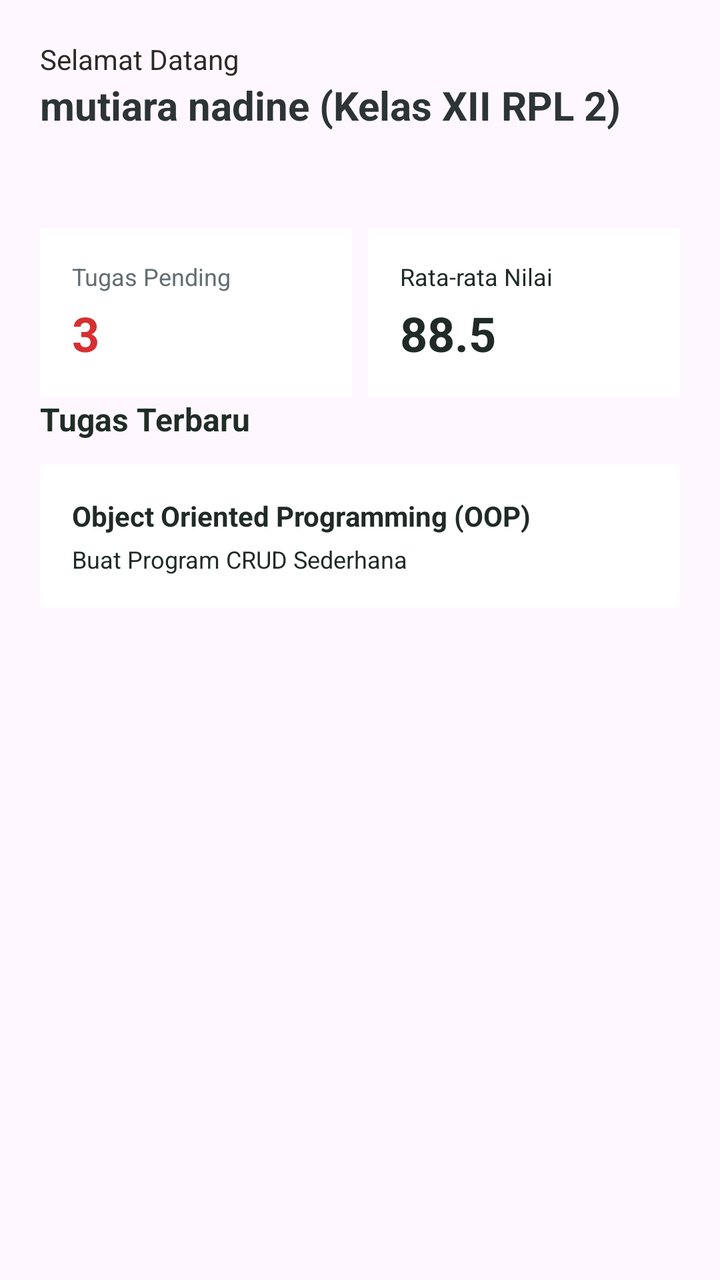
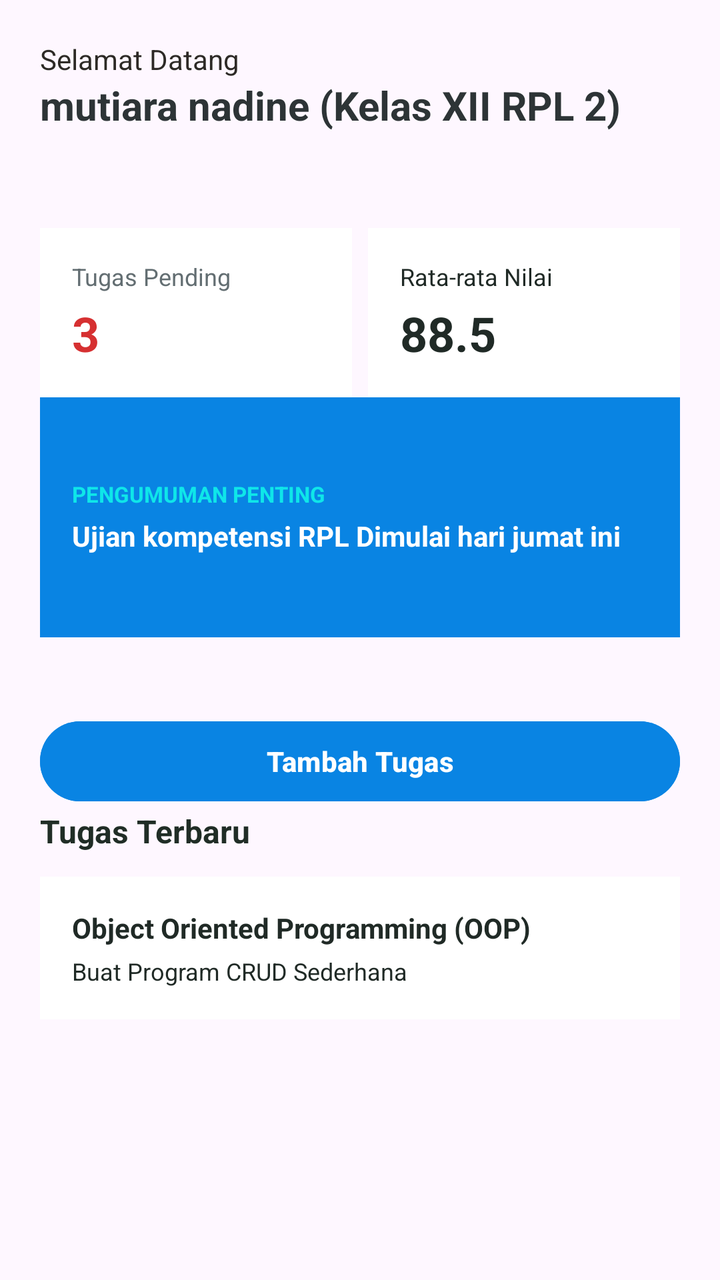

An Android layout rendered at two revisions. The XML below is the earlier revision; the diff shows what the commit changed to produce the second picture.
<!-- AndroidManifest.xml: application theme Theme.ManagementApp -->
<!-- res/layout/activity_main.xml -->
<?xml version="1.0" encoding="utf-8"?>
<LinearLayout
    xmlns:android="http://schemas.android.com/apk/res/android"
    android:layout_width="match_parent"
    android:layout_height="match_parent"
    android:orientation="vertical"
    android:padding="20dp">

    
    <LinearLayout
        android:layout_width="match_parent"
        android:layout_height="wrap_content"
        android:orientation="vertical"
        android:layout_marginBottom="24dp">

        <TextView
            android:layout_width="wrap_content"
            android:layout_height="wrap_content"
            android:text="Selamat Datang"
            android:textSize="14sp"
            android:textColor="#2D2A26" />

        <TextView
            android:id="@+id/tvNamaSiswa"
            android:layout_width="wrap_content"
            android:layout_height="wrap_content"
            android:text="mutiara nadine (Kelas XII RPL 2)"
            android:textSize="20sp"
            android:textStyle="bold"
            android:textColor="#2D3436" />

    </LinearLayout>

    
    <LinearLayout
        android:layout_width="match_parent"
        android:layout_height="wrap_content"
        android:orientation="horizontal"
        android:layout_marginTop="24dp">

        
        <LinearLayout
            android:layout_width="0dp"
            android:layout_height="wrap_content"
            android:layout_marginEnd="8dp"
            android:layout_weight="1"
            android:background="#FFFFFF"
            android:orientation="vertical"
            android:padding="16dp">

            <TextView
                android:layout_width="wrap_content"
                android:layout_height="wrap_content"
                android:text="Tugas Pending"
                android:textColor="#636E72"
                android:textSize="12sp" />

            <TextView
                android:id="@+id/tvJumlahTugas"
                android:layout_width="wrap_content"
                android:layout_height="wrap_content"
                android:layout_marginTop="4dp"
                android:text="3"
                android:textColor="#D63031"
                android:textSize="24sp"
                android:textStyle="bold" />

        </LinearLayout>

        
        <LinearLayout
            android:layout_width="0dp"
            android:layout_height="wrap_content"
            android:layout_weight="1"
            android:background="#FFFFFF"
            android:orientation="vertical"
            android:padding="16dp">

            <TextView
                android:layout_width="wrap_content"
                android:layout_height="wrap_content"
                android:text="Rata-rata Nilai"
                android:textSize="12sp"
                android:textColor="#202A26" />

            <TextView
                android:id="@+id/tvRataNilai"
                android:layout_width="wrap_content"
                android:layout_height="wrap_content"
                android:text="88.5"
                android:textSize="24sp"
                android:textStyle="bold"
                android:textColor="#202A26"
                android:layout_marginTop="4dp" />

        </LinearLayout>

    </LinearLayout>

    
    <TextView
        android:layout_width="wrap_content"
        android:layout_height="wrap_content"
        android:text="Tugas Terbaru"
        android:textSize="16sp"
        android:textStyle="bold"
        android:textColor="#202D26"
        android:layout_marginBottom="12dp" />

    
    <LinearLayout
        android:layout_width="match_parent"
        android:layout_height="wrap_content"
        android:orientation="vertical"
        android:background="#FFFFFF"
        android:padding="16dp">

        <TextView
            android:layout_width="wrap_content"
            android:layout_height="wrap_content"
            android:text="Object Oriented Programming (OOP)"
            android:textSize="14sp"
            android:textStyle="bold"
            android:textColor="#202A26" />

        <TextView
            android:layout_width="wrap_content"
            android:layout_height="wrap_content"
            android:text="Buat Program CRUD Sederhana"
            android:textSize="12sp"
            android:textColor="#202A26"
            android:layout_marginTop="4dp" />

    </LinearLayout>

</LinearLayout>
<!-- resources referenced by this layout -->
<resources>
  <style name="Theme.ManagementApp" parent="Base.Theme.ManagementApp" />
  <style name="Base.Theme.ManagementApp" parent="Theme.Material3.DayNight.NoActionBar">
          
          
      </style>
</resources>

<!-- the commit's change to res/layout/activity_main.xml (unified diff, before → after) -->
@@ -96,6 +96,59 @@
         </LinearLayout>
 
     </LinearLayout>
+    
+    <FrameLayout
+        android:layout_width="match_parent"
+        android:layout_height="120dp"
+        android:layout_marginBottom="24dp">
+
+        
+     <View
+         android:layout_width="match_parent"
+         android:layout_height="match_parent"
+         android:background="#0984E3"/>
+
+         
+           <LinearLayout
+               android:layout_width="match_parent"
+               android:layout_height="match_parent"
+               android:orientation="vertical"
+               android:padding="16dp"
+               android:gravity="center_vertical">
+
+               <TextView
+                   android:layout_width="wrap_content"
+                   android:layout_height="wrap_content"
+                   android:text="PENGUMUMAN PENTING"
+                   android:textSize="11sp"
+                   android:textColor="#0FE6E9"
+                   android:textStyle="bold"/>
+
+               <TextView
+                   android:layout_width="wrap_content"
+                   android:layout_height="wrap_content"
+                   android:text="Ujian kompetensi RPL Dimulai hari jumat ini"
+                   android:textSize="14sp"
+                   android:textStyle="bold"
+                   android:textColor="#FFFFFF"
+                   android:layout_marginTop="4dp"/>
+
+           </LinearLayout>
+    </FrameLayout>
+
+
+    
+    <Button
+        android:layout_width="match_parent"
+        android:layout_height="wrap_content"
+        android:id="@+id/TombolForm"
+        android:text="Tambah Tugas"
+        android:textColor="#FFFFFF"
+        android:backgroundTint="#0984E3"
+        android:layout_marginTop="14dp"
+        android:textSize="14sp"
+        android:textStyle="bold"/>
+
 
     
     <TextView
